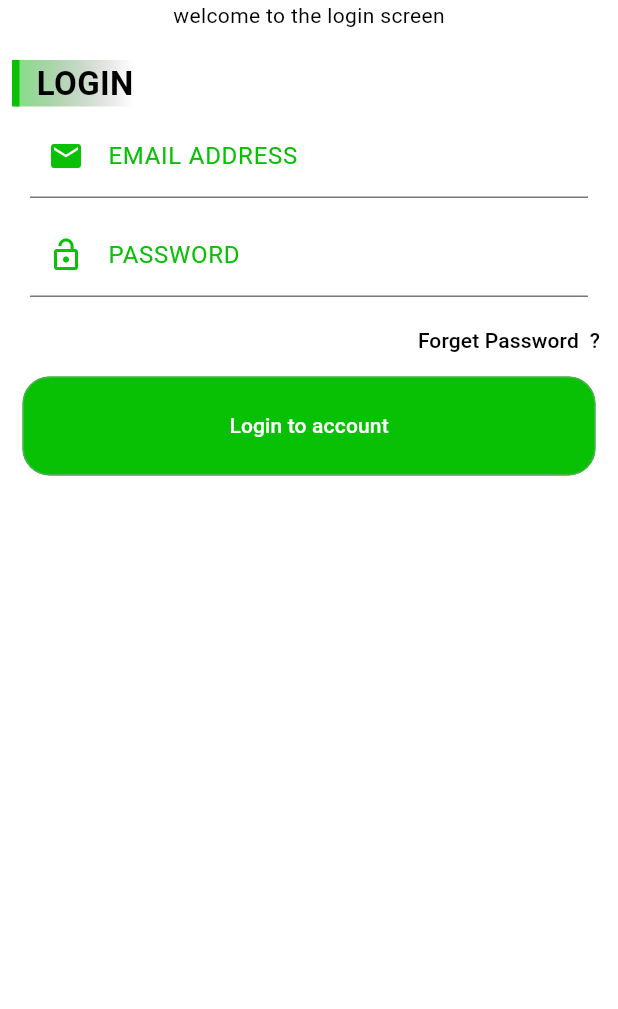
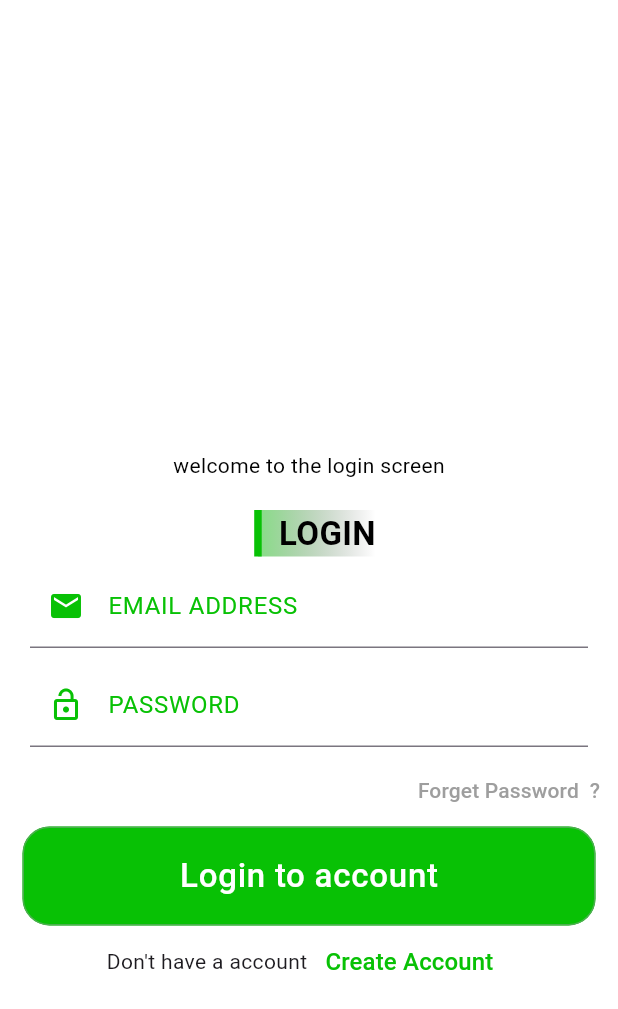
Before and after one commit to iamashwin2023/instaclone, a Flutter app: the screen it shows after launch, on a phone screen of 412 x 824 dp. Shown: the top 1009 px of the screen. Run offline on Flutter 3.47's test engine with Material 3 defaults, Android fonts, the light colour scheme and no system bars; our stand-ins replace firebase_core; accounts and stored records are empty.

Commit message:
login changes

```diff
--- a/lib/View/loginpage.dart
+++ b/lib/View/loginpage.dart
@@ -16,12 +16,28 @@ class _LoginPageState extends State<LoginPage> {
     double width = MediaQuery.of(context).size.width;
     double height = MediaQuery.of(context).size.height;
     return Scaffold(
+        resizeToAvoidBottomInset: true,
         body: SafeArea(
-          child:
-              Column(crossAxisAlignment: CrossAxisAlignment.start, children: [
+          child: SingleChildScrollView(
+            child: Column(
+                crossAxisAlignment: CrossAxisAlignment.center,
+                children: [
+                  SizedBox(
+                    width: 100,
+                    height: 300,
+                  ),
                   const Center(
                       child: Text("welcome to the login screen",
                           style: TextStyle(color: Colors.black))),
+                  Container(
+                      height: height * 0.9,
+                      width: width < 500
+                          ? width
+                          : width < 1050
+                              ? width * 0.8
+                              : width * 0.4,
+                      child: Column(
+                        children: [
                           Padding(
                             padding: const EdgeInsets.only(left: 8.0, top: 20),
                             child: Container(
@@ -38,36 +54,43 @@ class _LoginPageState extends State<LoginPage> {
                                     Colors.transparent
                                   ]),
                                   border: const Border(
-                        left: BorderSide(color: primaryColor, width: 5))),
+                                      left: BorderSide(
+                                          color: primaryColor, width: 5))),
                             ),
                           ),
                           const Padding(
-              padding: EdgeInsets.symmetric(horizontal: 20, vertical: 5),
+                            padding: EdgeInsets.symmetric(
+                                horizontal: 20, vertical: 5),
                             child: TextField(
                               decoration: InputDecoration(
                                   focusedBorder: UnderlineInputBorder(
-                        borderSide: BorderSide(color: primaryColor)),
+                                      borderSide:
+                                          BorderSide(color: primaryColor)),
                                   prefixIcon: Icon(
                                     Icons.email,
                                     color: primaryColor,
                                   ),
                                   labelText: "EMAIL ADDRESS",
-                    labelStyle: TextStyle(color: primaryColor, fontSize: 16)),
+                                  labelStyle: TextStyle(
+                                      color: primaryColor, fontSize: 16)),
                             ),
                           ),
                           const Padding(
-              padding: EdgeInsets.symmetric(horizontal: 20, vertical: 5),
+                            padding: EdgeInsets.symmetric(
+                                horizontal: 20, vertical: 5),
                             child: TextField(
                               obscureText: true,
                               decoration: InputDecoration(
                                   focusedBorder: UnderlineInputBorder(
-                        borderSide: BorderSide(color: primaryColor)),
+                                      borderSide:
+                                          BorderSide(color: primaryColor)),
                                   prefixIcon: Icon(
                                     Icons.lock_open,
                                     color: primaryColor,
                                   ),
                                   labelText: "PASSWORD",
-                    labelStyle: TextStyle(color: primaryColor, fontSize: 16)),
+                                  labelStyle: TextStyle(
+                                      color: primaryColor, fontSize: 16)),
                             ),
                           ),
                           Align(
@@ -76,7 +99,7 @@ class _LoginPageState extends State<LoginPage> {
                                   onPressed: () {},
                                   child: Text(
                                     forgetPassword,
-                      style: TextStyle(color: Colors.black),
+                                    style: TextStyle(color: Colors.grey),
                                   ))),
                           Center(
                             child: SizedBox(
@@ -85,19 +108,42 @@ class _LoginPageState extends State<LoginPage> {
                                 child: TextButton(
                                     style: ButtonStyle(
                                         backgroundColor:
-                              MaterialStatePropertyAll(primaryColor),
-                          shape:
-                              MaterialStateProperty.all<RoundedRectangleBorder>(
+                                            MaterialStatePropertyAll(
+                                                primaryColor),
+                                        shape: MaterialStateProperty.all<
+                                                RoundedRectangleBorder>(
                                             RoundedRectangleBorder(
-                                      borderRadius: BorderRadius.circular(18.0),
-                                      side: BorderSide(color: Colors.green)))),
+                                                borderRadius:
+                                                    BorderRadius.circular(18.0),
+                                                side: BorderSide(
+                                                    color: Colors.green)))),
                                     onPressed: () {},
                                     child: Text(
                                       "Login to account",
-                        style: TextStyle(color: Colors.white),
+                                      style: TextStyle(
+                                          letterSpacing: 0.5,
+                                          color: Colors.white,
+                                          fontWeight: FontWeight.w500,
+                                          fontSize: 22),
                                     ))),
                           ),
+                          Row(
+                            mainAxisAlignment: MainAxisAlignment.center,
+                            children: [
+                              Text("Don't have a account"),
+                              TextButton(
+                                  onPressed: () {},
+                                  child: Text(
+                                    "Create Account",
+                                    style: TextStyle(
+                                        color: primaryColor, fontSize: 16),
+                                  ))
+                            ],
+                          )
+                        ],
+                      )),
                 ]),
+          ),
         ),
         backgroundColor: Colors.white);
   }
```
Lines whose indentation alone changed are shown as unchanged.
